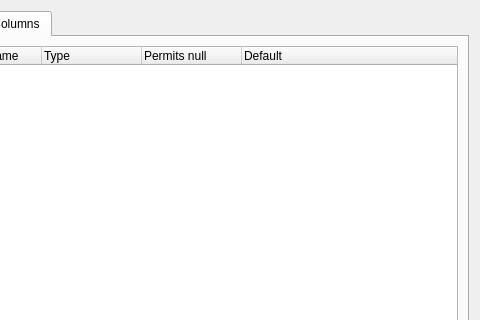
This is src/tabwidget/tablewidgetclass.ui in FrenchDilettante/dbmaster as Qt 5 draws it before an edit; both pictures show x 81 to 561 and y 0 to 320 of the 561 by 421 pixel window. The edited form follows.
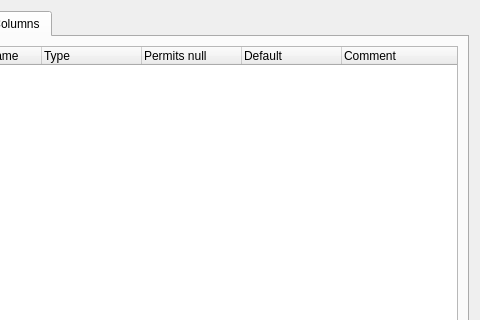
This is the edited form. The open tabs and pages were chosen to show the change. Custom widgets are drawn as their Qt base class.

```diff
--- a/src/tabwidget/tablewidgetclass.ui
+++ b/src/tabwidget/tablewidgetclass.ui
@@ -53,6 +53,11 @@
            <string>Default</string>
           </property>
          </column>
+         <column>
+          <property name="text">
+           <string>Comment</string>
+          </property>
+         </column>
         </widget>
        </item>
       </layout>
```
Left out of the diff: 2 changed lines with no effect on the pictures.
